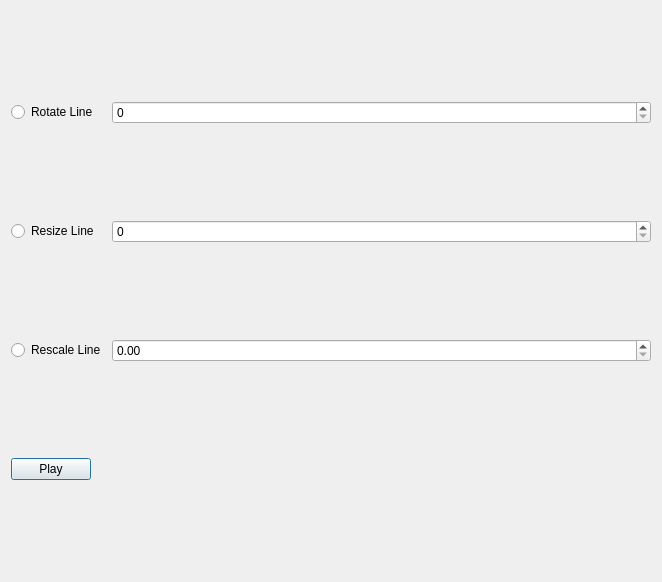
Qt form network_transformer_dialog_base.ui (spacesyntax/GateTransformer) before a commit.
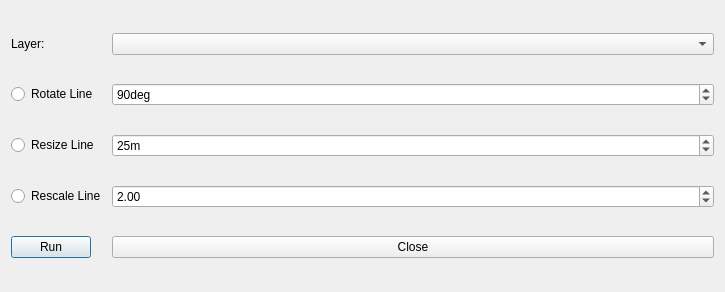
The same form after that commit.

```diff
--- a/network_transformer_dialog_base.ui
+++ b/network_transformer_dialog_base.ui
@@ -6,60 +6,61 @@
    <rect>
     <x>0</x>
     <y>0</y>
-    <width>662</width>
-    <height>582</height>
+    <width>725</width>
+    <height>292</height>
    </rect>
   </property>
   <property name="windowTitle">
    <string>NetworkTransformer</string>
   </property>
   <layout class="QGridLayout" name="gridLayout">
-   <item row="0" column="1">
-    <widget class="QSpinBox" name="spinBox">
-     <property name="maximum">
-      <number>360</number>
-     </property>
-    </widget>
-   </item>
-   <item row="0" column="0">
-    <widget class="QRadioButton" name="radioButton">
-     <property name="text">
-      <string>Rotate Line</string>
-     </property>
-    </widget>
-   </item>
-   <item row="1" column="1">
-    <widget class="QSpinBox" name="spinBox_2">
-     <property name="maximum">
-      <number>1000000000</number>
-     </property>
-    </widget>
-   </item>
-   <item row="1" column="0">
+   <item row="4" column="0">
     <widget class="QRadioButton" name="radioButton_2">
      <property name="text">
       <string>Resize Line</string>
      </property>
     </widget>
    </item>
-   <item row="2" column="0">
-    <widget class="QRadioButton" name="radioButton_3">
-     <property name="text">
-      <string>Rescale Line</string>
+   <item row="4" column="2">
+    <widget class="QSpinBox" name="spinBox_2">
+     <property name="suffix">
+      <string>m</string>
      </property>
-    </widget>
-   </item>
-   <item row="2" column="1">
-    <widget class="QDoubleSpinBox" name="doubleSpinBox">
      <property name="maximum">
-      <double>1000000000.000000000000000</double>
+      <number>1000000000</number>
      </property>
      <property name="singleStep">
-      <double>0.100000000000000</double>
+      <number>5</number>
+     </property>
+     <property name="value">
+      <number>25</number>
      </property>
     </widget>
    </item>
    <item row="3" column="0">
+    <widget class="QRadioButton" name="radioButton">
+     <property name="text">
+      <string>Rotate Line</string>
+     </property>
+    </widget>
+   </item>
+   <item row="3" column="2">
+    <widget class="QSpinBox" name="spinBox">
+     <property name="suffix">
+      <string>deg</string>
+     </property>
+     <property name="maximum">
+      <number>360</number>
+     </property>
+     <property name="singleStep">
+      <number>5</number>
+     </property>
+     <property name="value">
+      <number>90</number>
+     </property>
+    </widget>
+   </item>
+   <item row="6" column="0">
     <widget class="QPushButton" name="pushButton">
      <property name="sizePolicy">
       <sizepolicy hsizetype="Maximum" vsizetype="Fixed">
@@ -68,7 +69,44 @@
       </sizepolicy>
      </property>
      <property name="text">
-      <string>Play</string>
+      <string>Run</string>
+     </property>
+    </widget>
+   </item>
+   <item row="5" column="2">
+    <widget class="QDoubleSpinBox" name="doubleSpinBox">
+     <property name="maximum">
+      <double>1000000000.000000000000000</double>
+     </property>
+     <property name="singleStep">
+      <double>0.250000000000000</double>
+     </property>
+     <property name="value">
+      <double>2.000000000000000</double>
+     </property>
+    </widget>
+   </item>
+   <item row="6" column="2">
+    <widget class="QPushButton" name="pushButton_2">
+     <property name="text">
+      <string>Close</string>
+     </property>
+    </widget>
+   </item>
+   <item row="5" column="0">
+    <widget class="QRadioButton" name="radioButton_3">
+     <property name="text">
+      <string>Rescale Line</string>
+     </property>
+    </widget>
+   </item>
+   <item row="0" column="2">
+    <widget class="QComboBox" name="comboBox"/>
+   </item>
+   <item row="0" column="0">
+    <widget class="QLabel" name="label">
+     <property name="text">
+      <string>Layer:</string>
      </property>
     </widget>
    </item>
```
